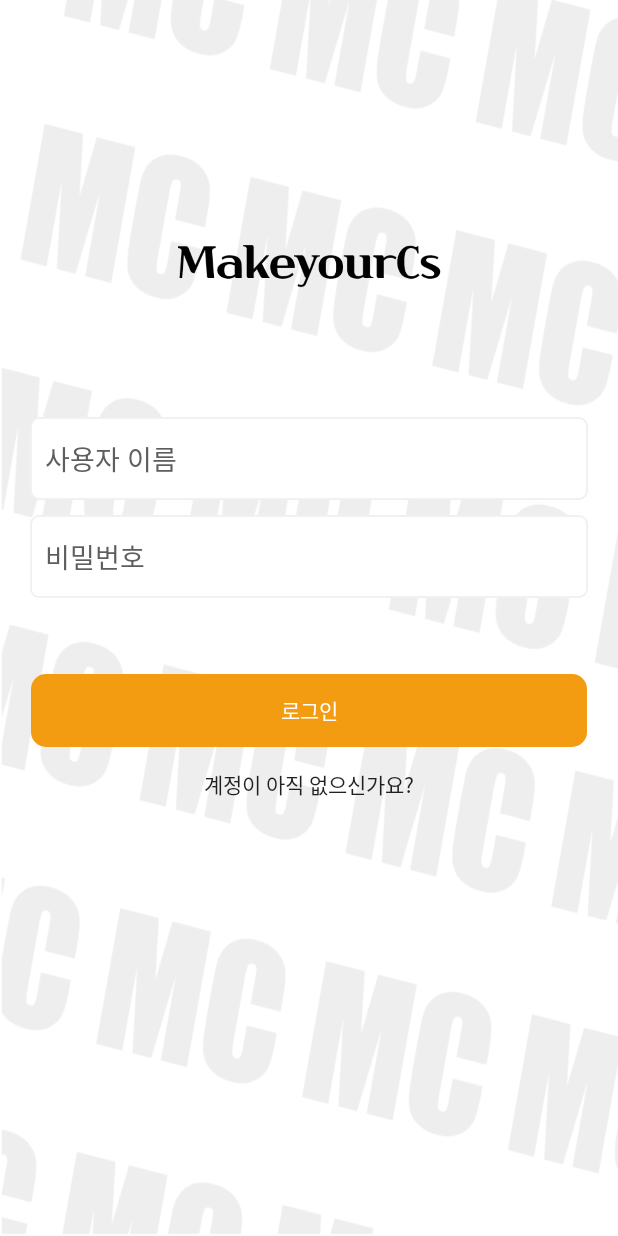
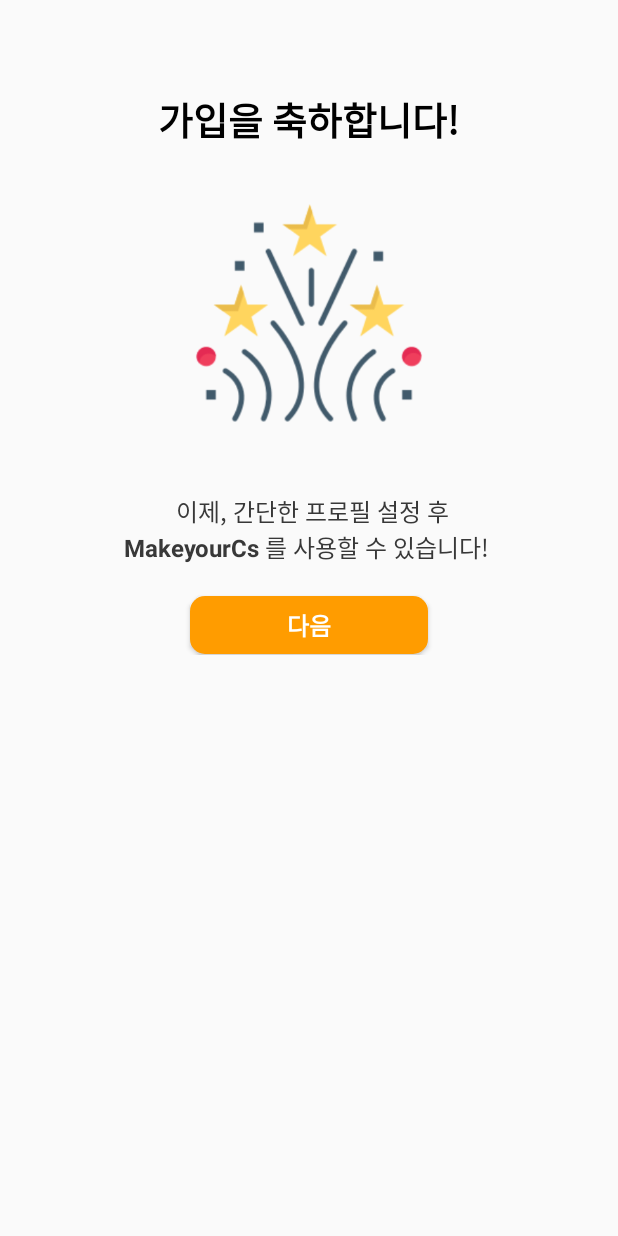
Before and after one commit to njh0317/MakeyourCs, an Android app: the screen it shows after launch (LoginActivity before the commit, Signup_celeActivity after it), on a phone screen of 412 x 824 dp. Run offline under Robolectric (Android 15) with nearby library versions, the phone set to English and light mode, and no system bars.

Commit message:
[#8]signup_cele_page

```diff
--- a/app/src/main/AndroidManifest.xml
+++ b/app/src/main/AndroidManifest.xml
@@ -9,18 +9,18 @@
         android:roundIcon="@mipmap/ic_launcher_round"
         android:supportsRtl="true"
         android:theme="@style/AppTheme">
-        <activity android:name=".Signup_bdayActivity"></activity>
-        <activity android:name=".Signup_emailActivity" />
-        <activity android:name=".Signup_pwActivity" />
-        <activity android:name=".Signup_idActivity" />
-        <activity android:name=".SignupActivity" />
-        <activity android:name=".LoginActivity">
+        <activity android:name=".Signup_celeActivity">
             <intent-filter>
                 <action android:name="android.intent.action.MAIN" />
 
                 <category android:name="android.intent.category.LAUNCHER" />
             </intent-filter>
         </activity>
+        <activity android:name=".Signup_bdayActivity" />
+        <activity android:name=".Signup_emailActivity" />
+        <activity android:name=".Signup_pwActivity" />
+        <activity android:name=".Signup_idActivity" />
+        <activity android:name=".LoginActivity"></activity>
         <activity android:name=".MainActivity" />
     </application>
 
--- /dev/null
+++ b/app/src/main/java/com/example/makeyourcs/Signup_celeActivity.kt
@@ -0,0 +1,11 @@
+package com.example.makeyourcs
+
+import androidx.appcompat.app.AppCompatActivity
+import android.os.Bundle
+
+class Signup_celeActivity : AppCompatActivity() {
+    override fun onCreate(savedInstanceState: Bundle?) {
+        super.onCreate(savedInstanceState)
+        setContentView(R.layout.activity_signup_cele)
+    }
+}
--- /dev/null
+++ b/app/src/main/res/layout/activity_signup_cele.xml
@@ -0,0 +1,55 @@
+<?xml version="1.0" encoding="utf-8"?>
+<RelativeLayout xmlns:android="http://schemas.android.com/apk/res/android"
+    xmlns:app="http://schemas.android.com/apk/res-auto"
+    xmlns:tools="http://schemas.android.com/tools"
+    android:layout_width="match_parent"
+    android:layout_height="match_parent"
+    tools:context=".Signup_idActivity">
+
+
+    <LinearLayout
+        android:layout_width="match_parent"
+        android:layout_height="wrap_content"
+        android:orientation="vertical">
+
+        <TextView
+            android:layout_width="wrap_content"
+            android:layout_height="wrap_content"
+            android:text="가입을 축하합니다!"
+            android:layout_marginTop="60dp"
+            android:layout_gravity="center"
+            android:textColor="@color/black"
+            android:textSize="25sp"
+            android:textStyle="bold" />
+
+        <ImageView
+            android:layout_width="180dp"
+            android:layout_height="180dp"
+            android:layout_gravity="center"
+            android:layout_marginTop="20dp"
+            android:layout_marginBottom="30dp"
+            android:src="@drawable/firework"/>
+
+        <TextView
+            android:layout_width="wrap_content"
+            android:layout_height="wrap_content"
+            android:layout_gravity="center"
+            android:gravity="center"
+            android:textSize="16sp"
+            android:text="@string/signup_cele"
+            android:textColor="#383838"/>
+
+
+        <android.widget.Button
+            android:layout_width="160dp"
+            android:layout_height="40dp"
+            android:layout_marginTop="20dp"
+            android:layout_gravity="center"
+            android:background="@drawable/orangebtn"
+            android:text="다음"
+            android:textColor="@color/colorWhite"
+            android:textSize="16sp"
+            android:textStyle="bold" />
+
+    </LinearLayout>
+</RelativeLayout>
--- a/app/src/main/res/values/strings.xml
+++ b/app/src/main/res/values/strings.xml
@@ -14,6 +14,10 @@
 
     <!-- Sign up -->
     <string name="signup">계정이 아직 없으신가요?</string>
+    <string name="signup_cele">
+        이제, 간단한 프로필 설정 후\n<b>MakeyourCs</b> 를 사용할 수 있습니다!
+    </string>
+
 
     <!-- Bottom Navigation View -->
     <string name="home">home</string>
```
Also changed, not shown: app/src/main/res/drawable-v24/firework.png (added).
